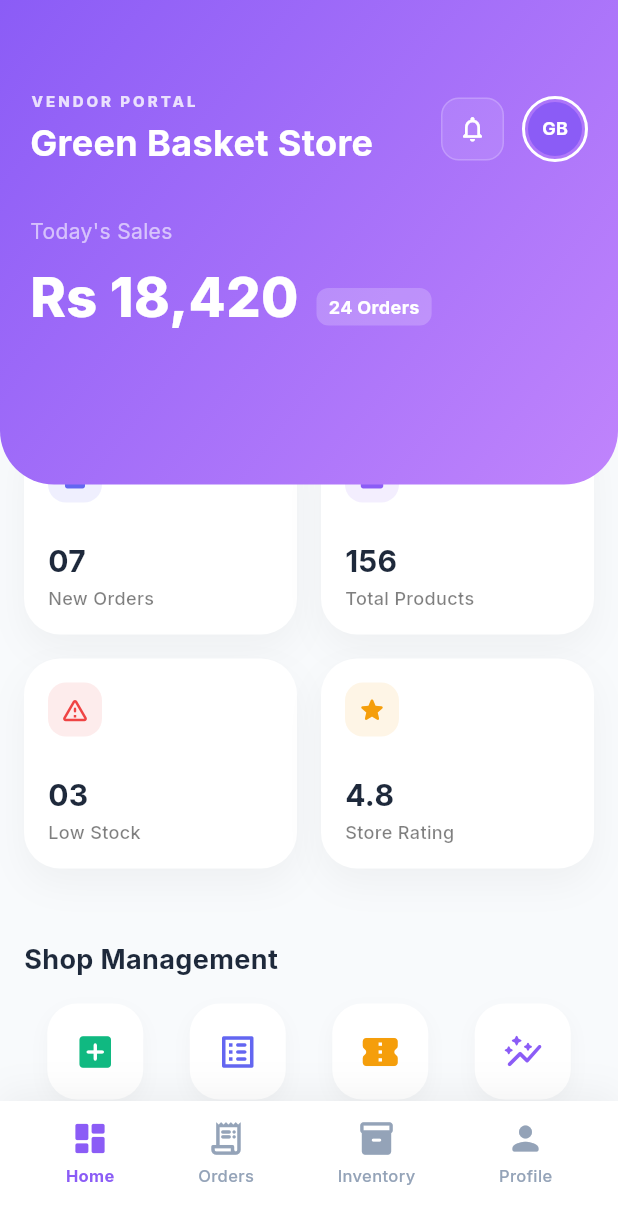
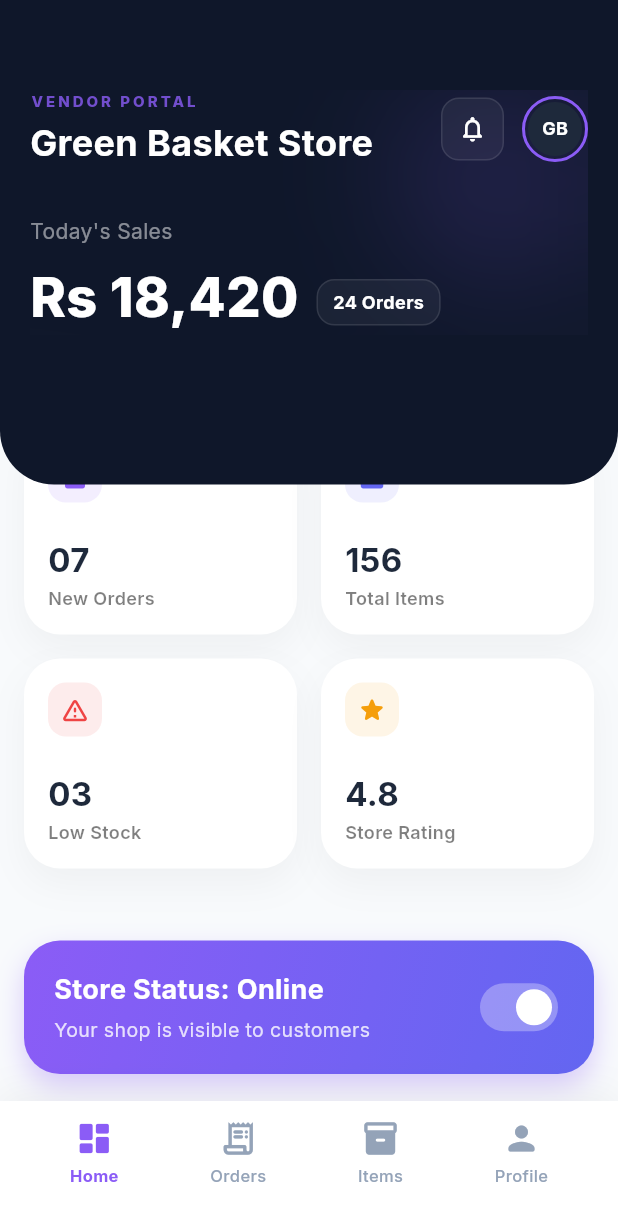
Before and after one commit to awaist618/Zen_mart_pro, a Flutter app: the VendorDashboard screen opened by its route, on a phone screen of 412 x 824 dp. Shown: the top 1224 px of the screen. Run offline on Flutter 3.47's test engine with Material 3 defaults, Android fonts, the phone set to English and light mode, and no system bars; our stand-ins replace cloud_firestore, firebase_auth, firebase_core, flutter_riverpod, go_router, google_fonts; missing offline and left inert: mailer; accounts and stored records are empty.

Commit message:
ui: enhance vendor dashboard with premium dark theme and shop status toggle

```diff
--- a/lib/features/vendor/vendor_dashboard.dart
+++ b/lib/features/vendor/vendor_dashboard.dart
@@ -1,3 +1,4 @@
+import 'dart:ui';
 import 'package:flutter/material.dart';
 import 'package:flutter_riverpod/flutter_riverpod.dart';
 import '../../core/providers.dart';
@@ -24,8 +25,10 @@ class VendorDashboard extends ConsumerWidget {
                   child: const _VendorKpiGrid(),
                 ),
                 const SizedBox(height: 8),
+                const _ShopStatusCard(),
+                const SizedBox(height: 24),
                 const _ManageShop(),
-                const SizedBox(height: 24),
+                const SizedBox(height: 32),
                 const _IncomingOrders(),
               ]),
             ),
@@ -46,17 +49,32 @@ class _VendorHero extends StatelessWidget {
     return Container(
       padding: const EdgeInsets.fromLTRB(20, 60, 20, 100),
       decoration: const BoxDecoration(
-        gradient: LinearGradient(
-          begin: Alignment.topLeft,
-          end: Alignment.bottomRight,
-          colors: [Color(0xFF8B5CF6), Color(0xFFC084FC)], // Purple/Violet Vendor Theme
-        ),
+        color: Color(0xFF0F172A), // Match App Theme Dark
         borderRadius: BorderRadius.only(
           bottomLeft: Radius.circular(36),
           bottomRight: Radius.circular(36),
         ),
       ),
-      child: Column(
+      child: Stack(
+        children: [
+          // Background Blobs (Premium Theme style)
+          Positioned(
+            top: -20,
+            right: -20,
+            child: Container(
+              width: 150,
+              height: 150,
+              decoration: BoxDecoration(
+                shape: BoxShape.circle,
+                color: const Color(0xFF8B5CF6).withOpacity(0.15),
+              ),
+              child: BackdropFilter(
+                filter: ImageFilter.blur(sigmaX: 40, sigmaY: 40),
+                child: Container(color: Colors.transparent),
+              ),
+            ),
+          ),
+          Column(
             crossAxisAlignment: CrossAxisAlignment.start,
             children: [
               Row(
@@ -68,7 +86,7 @@ class _VendorHero extends StatelessWidget {
                       Text(
                         'VENDOR PORTAL',
                         style: TextStyle(
-                      color: Colors.white.withOpacity(0.8),
+                          color: const Color(0xFF8B5CF6).withOpacity(0.8),
                           fontSize: 10,
                           fontWeight: FontWeight.w800,
                           letterSpacing: 2,
@@ -98,11 +116,11 @@ class _VendorHero extends StatelessWidget {
                           padding: const EdgeInsets.all(2),
                           decoration: BoxDecoration(
                             shape: BoxShape.circle,
-                        border: Border.all(color: Colors.white, width: 2),
+                            border: Border.all(color: const Color(0xFF8B5CF6), width: 2),
                           ),
                           child: const CircleAvatar(
                             radius: 18,
-                        backgroundColor: Color(0xFF8B5CF6),
+                            backgroundColor: Color(0xFF1E293B),
                             child: Text('GB', style: TextStyle(color: Colors.white, fontSize: 12, fontWeight: FontWeight.bold)),
                           ),
                         ),
@@ -114,7 +132,7 @@ class _VendorHero extends StatelessWidget {
               const SizedBox(height: 32),
               Text(
                 "Today's Sales",
-            style: TextStyle(color: Colors.white.withOpacity(0.6), fontSize: 14),
+                style: TextStyle(color: Colors.white.withOpacity(0.5), fontSize: 14),
               ),
               const SizedBox(height: 8),
               Row(
@@ -130,16 +148,19 @@ class _VendorHero extends StatelessWidget {
                   ),
                   const SizedBox(width: 12),
                   Container(
-                padding: const EdgeInsets.symmetric(horizontal: 8, vertical: 4),
+                    padding: const EdgeInsets.symmetric(horizontal: 10, vertical: 6),
                     margin: const EdgeInsets.only(bottom: 6),
                     decoration: BoxDecoration(
-                  color: Colors.white.withOpacity(0.2),
-                  borderRadius: BorderRadius.circular(8),
+                      color: Colors.white.withOpacity(0.05),
+                      borderRadius: BorderRadius.circular(12),
+                      border: Border.all(color: Colors.white.withOpacity(0.1)),
                     ),
                     child: const Text(
                       '24 Orders',
                       style: TextStyle(color: Colors.white, fontSize: 12, fontWeight: FontWeight.bold),
                     ),
+                  ),
+                ],
               ),
             ],
           ),
@@ -161,9 +182,9 @@ class _HeaderActionIcon extends StatelessWidget {
       child: Container(
         padding: const EdgeInsets.all(10),
         decoration: BoxDecoration(
-          color: Colors.white.withOpacity(0.1),
+          color: Colors.white.withOpacity(0.05),
           borderRadius: BorderRadius.circular(12),
-          border: Border.all(color: Colors.white.withOpacity(0.2)),
+          border: Border.all(color: Colors.white.withOpacity(0.1)),
         ),
         child: Icon(icon, color: Colors.white, size: 20),
       ),
@@ -188,29 +209,29 @@ class _VendorKpiGrid extends StatelessWidget {
           title: 'New Orders',
           value: '07',
           icon: Icons.shopping_bag_rounded,
-          color: Color(0xFF6366F1),
+          color: Color(0xFF8B5CF6),
           subtitle: 'Awaiting Action',
         ),
         _KpiCard(
-          title: 'Total Products',
+          title: 'Total Items',
           value: '156',
           icon: Icons.inventory_2_rounded,
-          color: Color(0xFF8B5CF6),
-          subtitle: 'Active Items',
+          color: Color(0xFF6366F1),
+          subtitle: 'Active Products',
         ),
         _KpiCard(
           title: 'Low Stock',
           value: '03',
           icon: Icons.warning_amber_rounded,
           color: Color(0xFFEF4444),
-          subtitle: 'Needs Restock',
+          subtitle: 'Needs Attention',
         ),
         _KpiCard(
           title: 'Store Rating',
           value: '4.8',
           icon: Icons.star_rounded,
           color: Color(0xFFF59E0B),
-          subtitle: 'From 124 reviews',
+          subtitle: '124 Reviews',
         ),
       ],
     );
@@ -265,7 +286,7 @@ class _KpiCard extends StatelessWidget {
               Text(
                 value,
                 style: const TextStyle(
-                  fontSize: 20,
+                  fontSize: 22,
                   fontWeight: FontWeight.bold,
                   color: Color(0xFF1E293B),
                 ),
@@ -276,10 +297,62 @@ class _KpiCard extends StatelessWidget {
                 style: TextStyle(
                   fontSize: 12,
                   color: Colors.black.withOpacity(0.5),
-                  fontWeight: FontWeight.w500,
+                  fontWeight: FontWeight.w600,
                 ),
               ),
             ],
+          ),
+        ],
+      ),
+    );
+  }
+}
+
+class _ShopStatusCard extends StatelessWidget {
+  const _ShopStatusCard();
+
+  @override
+  Widget build(BuildContext context) {
+    return Container(
+      padding: const EdgeInsets.all(20),
+      decoration: BoxDecoration(
+        gradient: const LinearGradient(
+          colors: [Color(0xFF8B5CF6), Color(0xFF6366F1)],
+          begin: Alignment.topLeft,
+          end: Alignment.bottomRight,
+        ),
+        borderRadius: BorderRadius.circular(24),
+        boxShadow: [
+          BoxShadow(
+            color: const Color(0xFF8B5CF6).withOpacity(0.3),
+            blurRadius: 15,
+            offset: const Offset(0, 8),
+          ),
+        ],
+      ),
+      child: Row(
+        children: [
+          Expanded(
+            child: Column(
+              crossAxisAlignment: CrossAxisAlignment.start,
+              children: [
+                const Text(
+                  'Store Status: Online',
+                  style: TextStyle(color: Colors.white, fontSize: 18, fontWeight: FontWeight.bold),
+                ),
+                const SizedBox(height: 4),
+                Text(
+                  'Your shop is visible to customers',
+                  style: TextStyle(color: Colors.white.withOpacity(0.8), fontSize: 13),
+                ),
+              ],
+            ),
+          ),
+          Switch(
+            value: true,
+            onChanged: (v) {},
+            activeColor: Colors.white,
+            activeTrackColor: Colors.white.withOpacity(0.3),
           ),
         ],
       ),
@@ -310,7 +383,7 @@ class _ManageShop extends StatelessWidget {
             _ActionItem(label: 'Add Product', icon: Icons.add_box_rounded, color: Color(0xFF10B981)),
             _ActionItem(label: 'Inventory', icon: Icons.list_alt_rounded, color: Color(0xFF6366F1)),
             _ActionItem(label: 'Coupons', icon: Icons.confirmation_number_rounded, color: Color(0xFFF59E0B)),
-            _ActionItem(label: 'Insights', icon: Icons.auto_graph_rounded, color: Color(0xFF8B5CF6)),
+            _ActionItem(label: 'Reviews', icon: Icons.rate_review_rounded, color: Color(0xFF8B5CF6)),
           ],
         ),
       ],
@@ -375,7 +448,7 @@ class _IncomingOrders extends StatelessWidget {
             mainAxisAlignment: MainAxisAlignment.spaceBetween,
             children: [
               const Text(
-                'Incoming Orders',
+                'Recent Orders',
                 style: TextStyle(fontSize: 16, fontWeight: FontWeight.bold),
               ),
               TextButton(
@@ -388,7 +461,7 @@ class _IncomingOrders extends StatelessWidget {
           const _OrderTile(
             orderId: '#4832',
             amount: 'Rs 1,240',
-            items: '3 Items',
+            customer: 'Awais Tariq',
             time: '2m ago',
             status: 'Pending',
             color: Color(0xFFF59E0B),
@@ -397,7 +470,7 @@ class _IncomingOrders extends StatelessWidget {
           const _OrderTile(
             orderId: '#4829',
             amount: 'Rs 860',
-            items: '1 Item',
+            customer: 'Hafsa Ah',
             time: '15m ago',
             status: 'Preparing',
             color: Color(0xFF10B981),
@@ -411,7 +484,7 @@ class _IncomingOrders extends StatelessWidget {
 class _OrderTile extends StatelessWidget {
   final String orderId;
   final String amount;
-  final String items;
+  final String customer;
   final String time;
   final String status;
   final Color color;
@@ -419,7 +492,7 @@ class _OrderTile extends StatelessWidget {
   const _OrderTile({
     required this.orderId,
     required this.amount,
-    required this.items,
+    required this.customer,
     required this.time,
     required this.status,
     required this.color,
@@ -448,7 +521,7 @@ class _OrderTile extends StatelessWidget {
               ),
               const SizedBox(height: 2),
               Text(
-                '$items • $amount',
+                '$customer • $amount',
                 style: TextStyle(color: Colors.black.withOpacity(0.5), fontSize: 12),
               ),
             ],
@@ -498,7 +571,7 @@ class _VendorBottomNav extends StatelessWidget {
         children: const [
           _BottomNavItem(icon: Icons.dashboard_rounded, label: 'Home', isActive: true),
           _BottomNavItem(icon: Icons.receipt_long_rounded, label: 'Orders', isActive: false),
-          _BottomNavItem(icon: Icons.inventory_2_rounded, label: 'Inventory', isActive: false),
+          _BottomNavItem(icon: Icons.inventory_2_rounded, label: 'Items', isActive: false),
           _BottomNavItem(icon: Icons.person_rounded, label: 'Profile', isActive: false),
         ],
       ),
@@ -524,14 +597,14 @@ class _BottomNavItem extends StatelessWidget {
       children: [
         Icon(
           icon,
-          color: isActive ? Color(0xFF8B5CF6) : const Color(0xFF94A3B8),
+          color: isActive ? const Color(0xFF8B5CF6) : const Color(0xFF94A3B8),
           size: 26,
         ),
         const SizedBox(height: 4),
         Text(
           label,
           style: TextStyle(
-            color: isActive ? Color(0xFF8B5CF6) : const Color(0xFF94A3B8),
+            color: isActive ? const Color(0xFF8B5CF6) : const Color(0xFF94A3B8),
             fontSize: 11,
             fontWeight: isActive ? FontWeight.bold : FontWeight.w500,
           ),
```
Lines whose indentation alone changed are shown as unchanged.
